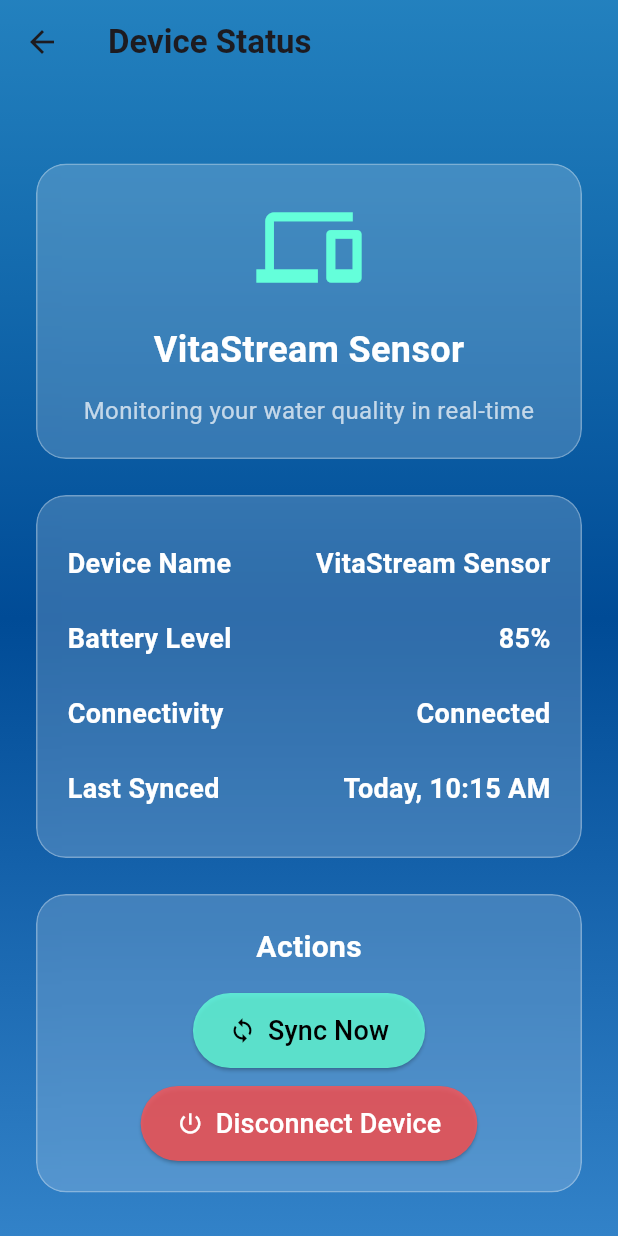
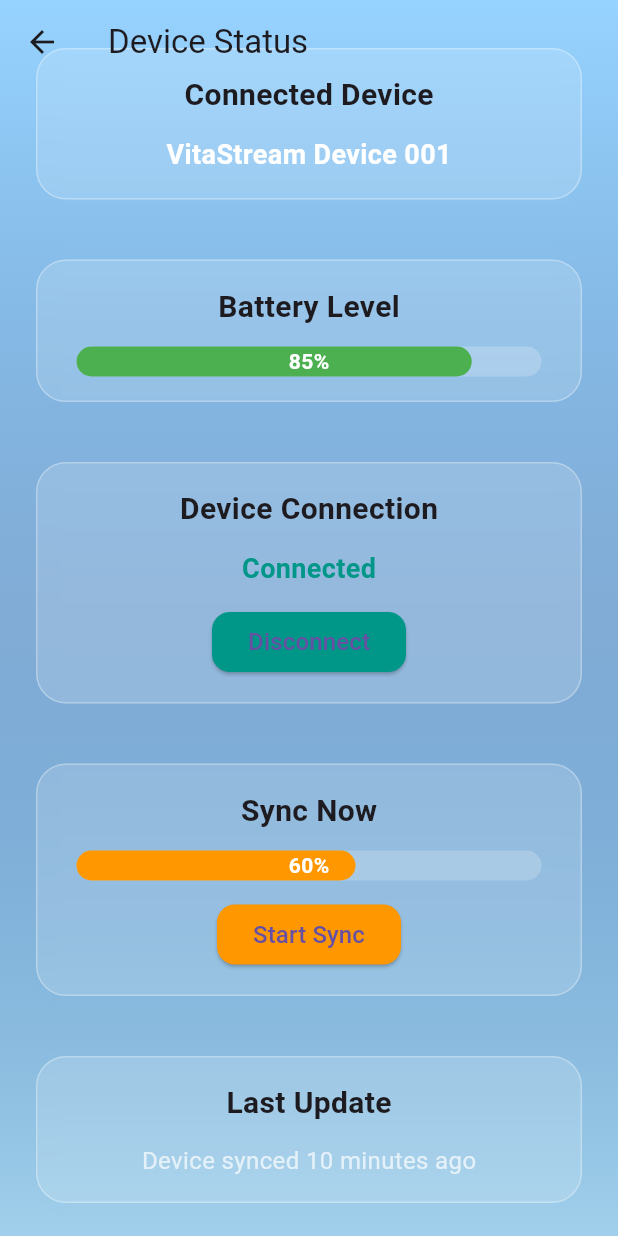
Before and after one commit to bristisamanta/vita-stream-fronted, a Flutter app: the DashboardScreen screen opened by its route, scrolled down 576 dp, after a tap on "Device Status", on a phone screen of 412 x 824 dp. Run offline on Flutter 3.47's test engine with Material 3 defaults, Android fonts, the light colour scheme and no system bars; drawn by our look-alikes of percent_indicator; our stand-ins replace animated_background, fl_chart, flutter_local_notifications, flutter_secure_storage, flutter_svg, geolocator and 7 more; accounts and stored records are empty.

Commit message:
Done the full dashboard_screen work

```diff
--- a/lib/screens/device_status_screen.dart
+++ b/lib/screens/device_status_screen.dart
@@ -1,5 +1,6 @@
 import 'dart:ui';
 import 'package:flutter/material.dart';
+import 'package:percent_indicator/percent_indicator.dart';
 
 class DeviceStatusScreen extends StatefulWidget {
   const DeviceStatusScreen({super.key});
@@ -9,153 +10,200 @@ class DeviceStatusScreen extends StatefulWidget {
 }
 
 class _DeviceStatusScreenState extends State<DeviceStatusScreen> {
-  // ✅ Sample device status data
-  Map<String, String> deviceInfo = {
-    "Device Name": "VitaStream Sensor",
-    "Battery Level": "85%",
-    "Connectivity": "Connected",
-    "Last Synced": "Today, 10:15 AM",
-  };
+  double batteryLevel = 0.85;
+  double syncProgress = 0.6;
+  bool isConnected = true;
+  String connectedDeviceName = "VitaStream Device 001";
 
   @override
   Widget build(BuildContext context) {
+    final isDark = Theme.of(context).brightness == Brightness.dark;
+
     return Scaffold(
       extendBodyBehindAppBar: true,
       appBar: AppBar(
-        title: const Text(
-          "Device Status",
-          style: TextStyle(fontSize: 22, fontWeight: FontWeight.bold),
-        ),
         backgroundColor: Colors.transparent,
         elevation: 0,
+        title: const Text("Device Status"),
       ),
       body: Container(
         decoration: const BoxDecoration(
           gradient: LinearGradient(
-            colors: [
-              Color.fromARGB(220, 0, 110, 180),
-              Color.fromARGB(255, 0, 75, 150),
-              Color.fromARGB(255, 50, 130, 200),
-            ],
             begin: Alignment.topCenter,
             end: Alignment.bottomCenter,
+            colors: [
+              Color.fromARGB(182, 110, 197, 255),
+              Color.fromARGB(127, 2, 96, 172),
+              Color.fromARGB(223, 147, 202, 232)
+            ],
           ),
         ),
         child: Center(
           child: SingleChildScrollView(
             padding: const EdgeInsets.all(24.0),
             child: Column(
+              mainAxisAlignment: MainAxisAlignment.center,
               children: [
-                const SizedBox(height: 80),
+                // Connected Device Name
+                if (isConnected)
                   _glassCard(
-                  Padding(
-                    padding: const EdgeInsets.all(20.0),
-                    child: Column(
+                    Column(
                       children: [
-                        const Icon(Icons.devices,
-                            size: 70, color: Colors.tealAccent),
-                        const SizedBox(height: 16),
                         const Text(
-                          "VitaStream Sensor",
+                          "Connected Device",
                           style: TextStyle(
-                              fontSize: 24,
-                              fontWeight: FontWeight.bold,
-                              color: Colors.white),
+                              fontSize: 20, fontWeight: FontWeight.bold),
                         ),
                         const SizedBox(height: 12),
-                        const Text(
-                          "Monitoring your water quality in real-time",
-                          textAlign: TextAlign.center,
-                          style: TextStyle(
-                              fontSize: 16, color: Colors.white70),
+                        Text(
+                          connectedDeviceName,
+                          style: const TextStyle(
+                              fontSize: 18,
+                              fontWeight: FontWeight.w600,
+                              color: Colors.white),
                         ),
                       ],
                     ),
                   ),
+                const SizedBox(height: 24),
+                // Battery Level
+                _glassCard(
+                  Column(
+                    children: [
+                      const Text(
+                        "Battery Level",
+                        style: TextStyle(
+                            fontSize: 20, fontWeight: FontWeight.bold),
                       ),
-                const SizedBox(height: 24),
-                _glassCard(
-                  Padding(
-                    padding: const EdgeInsets.all(20.0),
-                    child: Column(
-                      children: deviceInfo.entries.map((entry) {
-                        return Padding(
-                          padding: const EdgeInsets.symmetric(vertical: 12.0),
-                          child: Row(
-                            mainAxisAlignment: MainAxisAlignment.spaceBetween,
-                            children: [
-                              Text(
-                                entry.key,
+                      const SizedBox(height: 12),
+                      LinearPercentIndicator(
+                        lineHeight: 20,
+                        percent: batteryLevel,
+                        backgroundColor: Colors.white.withOpacity(0.2),
+                        progressColor: Colors.green,
+                        barRadius: const Radius.circular(12),
+                        center: Text(
+                          "${(batteryLevel * 100).toInt()}%",
                           style: const TextStyle(
-                                    color: Colors.white,
-                                    fontSize: 18,
-                                    fontWeight: FontWeight.w600),
+                              color: Colors.white, fontWeight: FontWeight.bold),
                         ),
-                              Text(
-                                entry.value,
-                                style: const TextStyle(
-                                    color: Colors.white,
-                                    fontSize: 18,
-                                    fontWeight: FontWeight.bold),
+                        animation: true,
+                        animationDuration: 800,
                       ),
                     ],
                   ),
-                        );
-                      }).toList(),
-                    ),
-                  ),
                 ),
                 const SizedBox(height: 24),
+                // Device Connection
                 _glassCard(
-                  Padding(
-                    padding: const EdgeInsets.all(20.0),
-                    child: Column(
+                  Column(
                     children: [
                       const Text(
-                          "Actions",
+                        "Device Connection",
                         style: TextStyle(
-                              color: Colors.white,
-                              fontSize: 20,
-                              fontWeight: FontWeight.bold),
+                            fontSize: 20, fontWeight: FontWeight.bold),
                       ),
-                        const SizedBox(height: 16),
-                        ElevatedButton.icon(
-                          onPressed: () {
-                            // TODO: Add sync functionality
-                          },
-                          icon: const Icon(Icons.sync),
-                          label: const Text(
-                            "Sync Now",
-                            style: TextStyle(fontSize: 18),
-                          ),
-                          style: ElevatedButton.styleFrom(
-                            backgroundColor:
-                                Colors.tealAccent.withOpacity(0.8),
-                            foregroundColor: Colors.black,
-                            padding: const EdgeInsets.symmetric(
-                                vertical: 12, horizontal: 24),
+                      const SizedBox(height: 12),
+                      Text(
+                        isConnected ? "Connected" : "Disconnected",
+                        style: TextStyle(
+                          fontSize: 18,
+                          fontWeight: FontWeight.bold,
+                          color: isConnected ? Colors.teal : Colors.red,
                         ),
                       ),
                       const SizedBox(height: 12),
-                        ElevatedButton.icon(
+                      ElevatedButton(
                         onPressed: () {
-                            // TODO: Add disconnect functionality
+                          setState(() {
+                            isConnected = !isConnected;
+                          });
                         },
-                          icon: const Icon(Icons.power_settings_new),
-                          label: const Text(
-                            "Disconnect Device",
-                            style: TextStyle(fontSize: 18),
-                          ),
                         style: ElevatedButton.styleFrom(
                           backgroundColor:
-                                Colors.redAccent.withOpacity(0.8),
-                            foregroundColor: Colors.white,
-                            padding: const EdgeInsets.symmetric(
-                                vertical: 12, horizontal: 24),
+                              isConnected ? Colors.teal : Colors.red,
+                          shape: RoundedRectangleBorder(
+                            borderRadius: BorderRadius.circular(12),
+                          ),
+                        ),
+                        child: Text(
+                          isConnected ? "Disconnect" : "Connect",
+                          style: const TextStyle(fontSize: 16),
                         ),
                       ),
                     ],
                   ),
+                ),
+                const SizedBox(height: 24),
+                // Sync Now
+                _glassCard(
+                  Column(
+                    children: [
+                      const Text(
+                        "Sync Now",
+                        style: TextStyle(
+                            fontSize: 20, fontWeight: FontWeight.bold),
+                      ),
+                      const SizedBox(height: 12),
+                      LinearPercentIndicator(
+                        lineHeight: 20,
+                        percent: syncProgress,
+                        backgroundColor: Colors.white.withOpacity(0.2),
+                        progressColor: Colors.orange,
+                        barRadius: const Radius.circular(12),
+                        center: Text(
+                          "${(syncProgress * 100).toInt()}%",
+                          style: const TextStyle(
+                              color: Colors.white, fontWeight: FontWeight.bold),
+                        ),
+                        animation: true,
+                        animationDuration: 1000,
+                        animateFromLastPercent: true,
+                      ),
+                      const SizedBox(height: 12),
+                      ElevatedButton(
+                        onPressed: () {
+                          setState(() {
+                            syncProgress = 0.0;
+                            // Simulate syncing
+                            Future.delayed(const Duration(milliseconds: 100),
+                                () {
+                              setState(() {
+                                syncProgress = 1.0;
+                              });
+                            });
+                          });
+                        },
+                        style: ElevatedButton.styleFrom(
+                          backgroundColor: Colors.orange,
+                          shape: RoundedRectangleBorder(
+                            borderRadius: BorderRadius.circular(12),
+                          ),
+                        ),
+                        child: const Text(
+                          "Start Sync",
+                          style: TextStyle(fontSize: 16),
+                        ),
+                      ),
+                    ],
+                  ),
+                ),
+                const SizedBox(height: 24),
+                // Last Update
+                _glassCard(
+                  Column(
+                    children: const [
+                      Text(
+                        "Last Update",
+                        style: TextStyle(
+                            fontSize: 20, fontWeight: FontWeight.bold),
+                      ),
+                      SizedBox(height: 12),
+                      Text(
+                        "Device synced 10 minutes ago",
+                        style: TextStyle(fontSize: 16, color: Colors.white70),
+                      ),
+                    ],
                   ),
                 ),
               ],
@@ -173,8 +221,10 @@ class _DeviceStatusScreenState extends State<DeviceStatusScreen> {
         filter: ImageFilter.blur(sigmaX: 15, sigmaY: 15),
         child: Container(
           width: double.infinity,
+          padding: const EdgeInsets.all(16),
+          margin: const EdgeInsets.symmetric(vertical: 8),
           decoration: BoxDecoration(
-            color: Colors.white.withOpacity(0.18),
+            color: Colors.white.withOpacity(0.15),
             borderRadius: BorderRadius.circular(20),
             border: Border.all(color: Colors.white.withOpacity(0.3), width: 1),
           ),
--- a/pubspec.yaml
+++ b/pubspec.yaml
@@ -40,6 +40,7 @@ dependencies:
 
   # 🔹 Timezone package required for flutter_local_notifications zonedSchedule
   timezone: ^0.10.0
+  percent_indicator: ^4.2.5
 
 dev_dependencies:
   flutter_test:
```
Also changed, not shown: lib/screens/dashboard_screen.dart (+10 -4 lines), lib/screens/safe_sources_screen.dart (added, +183 -0 lines), pubspec.lock. Lines whose indentation alone changed are shown as unchanged.
